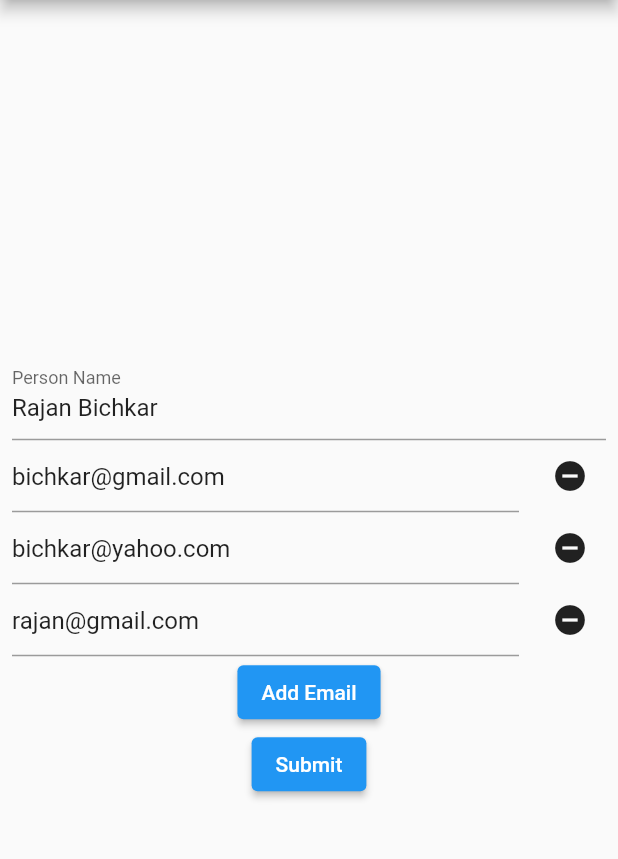
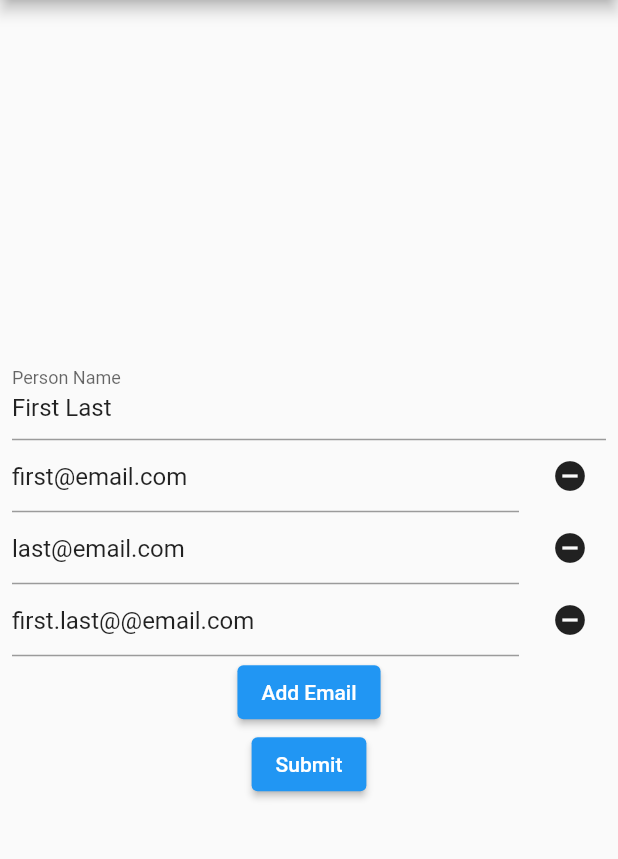
Before and after one commit to rsbichkar/reactive_from_test, a Flutter app: the screen it shows after launch, on a phone screen of 412 x 824 dp, the part 84-943 px from its top. Run offline on Flutter 3.47's test engine with Material 2 defaults, Android fonts, the phone set to English and light mode, and no system bars; drawn by our look-alikes of reactive_forms; our stand-ins replace flutter_hooks, freezed_annotation.

Commit message:
Minor changes

```diff
--- a/lib/main.dart
+++ b/lib/main.dart
@@ -35,8 +35,8 @@ class MyHomePage extends StatefulWidget {
 
 class _MyHomePageState extends State<MyHomePage> {
   Person person = Person(
-    name: 'Rajan Bichkar',
-    emails: ['bichkar@gmail.com', 'bichkar@yahoo.com', 'rajan@gmail.com'],
+    name: 'First Last',
+    emails: ['first@email.com', 'last@email.com', 'first.last@@email.com'],
   );
 
   // @override
```
